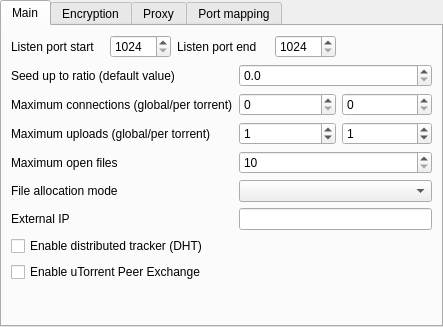
This is engines/SettingsTorrentForm.ui in LubosD/fatrat as Qt 5 draws it before an edit. The edited form follows.
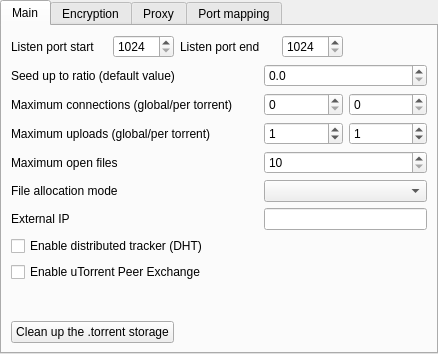
This is the edited form.

Commit message: .torrent files can be created Added .torrent dir cleanup function

```diff
--- a/engines/SettingsTorrentForm.ui
+++ b/engines/SettingsTorrentForm.ui
@@ -5,8 +5,8 @@
    <rect>
     <x>0</x>
     <y>0</y>
-    <width>443</width>
-    <height>327</height>
+    <width>438</width>
+    <height>354</height>
    </rect>
   </property>
   <property name="windowTitle" >
@@ -35,7 +35,7 @@
        <string>Main</string>
       </attribute>
       <layout class="QGridLayout" >
-       <item row="0" column="0" colspan="3" >
+       <item row="0" column="0" colspan="4" >
         <layout class="QHBoxLayout" >
          <property name="spacing" >
           <number>6</number>
@@ -100,7 +100,7 @@
          </item>
         </layout>
        </item>
-       <item row="1" column="0" colspan="2" >
+       <item row="1" column="0" colspan="3" >
         <widget class="QLabel" name="label_3" >
          <property name="sizePolicy" >
           <sizepolicy vsizetype="Preferred" hsizetype="Expanding" >
@@ -113,7 +113,7 @@
          </property>
         </widget>
        </item>
-       <item row="1" column="2" colspan="2" >
+       <item row="1" column="3" colspan="2" >
         <widget class="QDoubleSpinBox" name="spinRatio" >
          <property name="decimals" >
           <number>1</number>
@@ -126,7 +126,7 @@
          </property>
         </widget>
        </item>
-       <item row="2" column="0" colspan="2" >
+       <item row="2" column="0" colspan="3" >
         <widget class="QLabel" name="label_4" >
          <property name="sizePolicy" >
           <sizepolicy vsizetype="Preferred" hsizetype="Expanding" >
@@ -139,49 +139,49 @@
          </property>
         </widget>
        </item>
-       <item row="2" column="2" >
-        <widget class="QSpinBox" name="spinConnections" >
-         <property name="maximum" >
-          <number>10000</number>
-         </property>
-        </widget>
-       </item>
        <item row="2" column="3" >
+        <widget class="QSpinBox" name="spinConnections" >
+         <property name="maximum" >
+          <number>10000</number>
+         </property>
+        </widget>
+       </item>
+       <item row="2" column="4" >
         <widget class="QSpinBox" name="spinConnectionsLocal" >
          <property name="maximum" >
           <number>10000</number>
          </property>
         </widget>
        </item>
-       <item row="3" column="0" colspan="2" >
+       <item row="3" column="0" colspan="3" >
         <widget class="QLabel" name="label_5" >
          <property name="text" >
           <string>Maximum uploads (global/per torrent)</string>
          </property>
         </widget>
        </item>
-       <item row="3" column="2" >
-        <widget class="QSpinBox" name="spinUploads" >
-         <property name="value" >
-          <number>1</number>
-         </property>
-        </widget>
-       </item>
        <item row="3" column="3" >
+        <widget class="QSpinBox" name="spinUploads" >
+         <property name="value" >
+          <number>1</number>
+         </property>
+        </widget>
+       </item>
+       <item row="3" column="4" >
         <widget class="QSpinBox" name="spinUploadsLocal" >
          <property name="value" >
           <number>1</number>
          </property>
         </widget>
        </item>
-       <item row="4" column="0" colspan="2" >
+       <item row="4" column="0" colspan="3" >
         <widget class="QLabel" name="label_6" >
          <property name="text" >
           <string>Maximum open files</string>
          </property>
         </widget>
        </item>
-       <item row="4" column="2" colspan="2" >
+       <item row="4" column="3" colspan="2" >
         <widget class="QSpinBox" name="spinFiles" >
          <property name="minimum" >
           <number>10</number>
@@ -191,14 +191,14 @@
          </property>
         </widget>
        </item>
-       <item row="5" column="0" colspan="2" >
+       <item row="5" column="0" colspan="3" >
         <widget class="QLabel" name="label_7" >
          <property name="text" >
           <string>File allocation mode</string>
          </property>
         </widget>
        </item>
-       <item row="5" column="2" colspan="2" >
+       <item row="5" column="3" colspan="2" >
         <widget class="QComboBox" name="comboAllocation" />
        </item>
        <item row="6" column="0" >
@@ -208,24 +208,24 @@
          </property>
         </widget>
        </item>
-       <item row="6" column="2" colspan="2" >
+       <item row="6" column="3" colspan="2" >
         <widget class="QLineEdit" name="lineIP" />
        </item>
-       <item row="7" column="0" colspan="2" >
+       <item row="7" column="0" colspan="3" >
         <widget class="QCheckBox" name="checkDHT" >
          <property name="text" >
           <string>Enable distributed tracker (DHT)</string>
          </property>
         </widget>
        </item>
-       <item row="8" column="0" colspan="2" >
+       <item row="8" column="0" colspan="3" >
         <widget class="QCheckBox" name="checkPEX" >
          <property name="text" >
           <string>Enable uTorrent Peer Exchange</string>
          </property>
         </widget>
        </item>
-       <item row="9" column="1" colspan="2" >
+       <item row="9" column="1" colspan="3" >
         <spacer>
          <property name="orientation" >
           <enum>Qt::Vertical</enum>
@@ -238,6 +238,26 @@
          </property>
         </spacer>
        </item>
+       <item row="10" column="0" colspan="2" >
+        <widget class="QPushButton" name="pushCleanup" >
+         <property name="text" >
+          <string>Clean up the .torrent storage</string>
+         </property>
+        </widget>
+       </item>
+       <item row="10" column="2" colspan="3" >
+        <spacer>
+         <property name="orientation" >
+          <enum>Qt::Horizontal</enum>
+         </property>
+         <property name="sizeHint" >
+          <size>
+           <width>181</width>
+           <height>20</height>
+          </size>
+         </property>
+        </spacer>
+       </item>
       </layout>
      </widget>
      <widget class="QWidget" name="tab_2" >
```
The commit also changes 25 other files.
